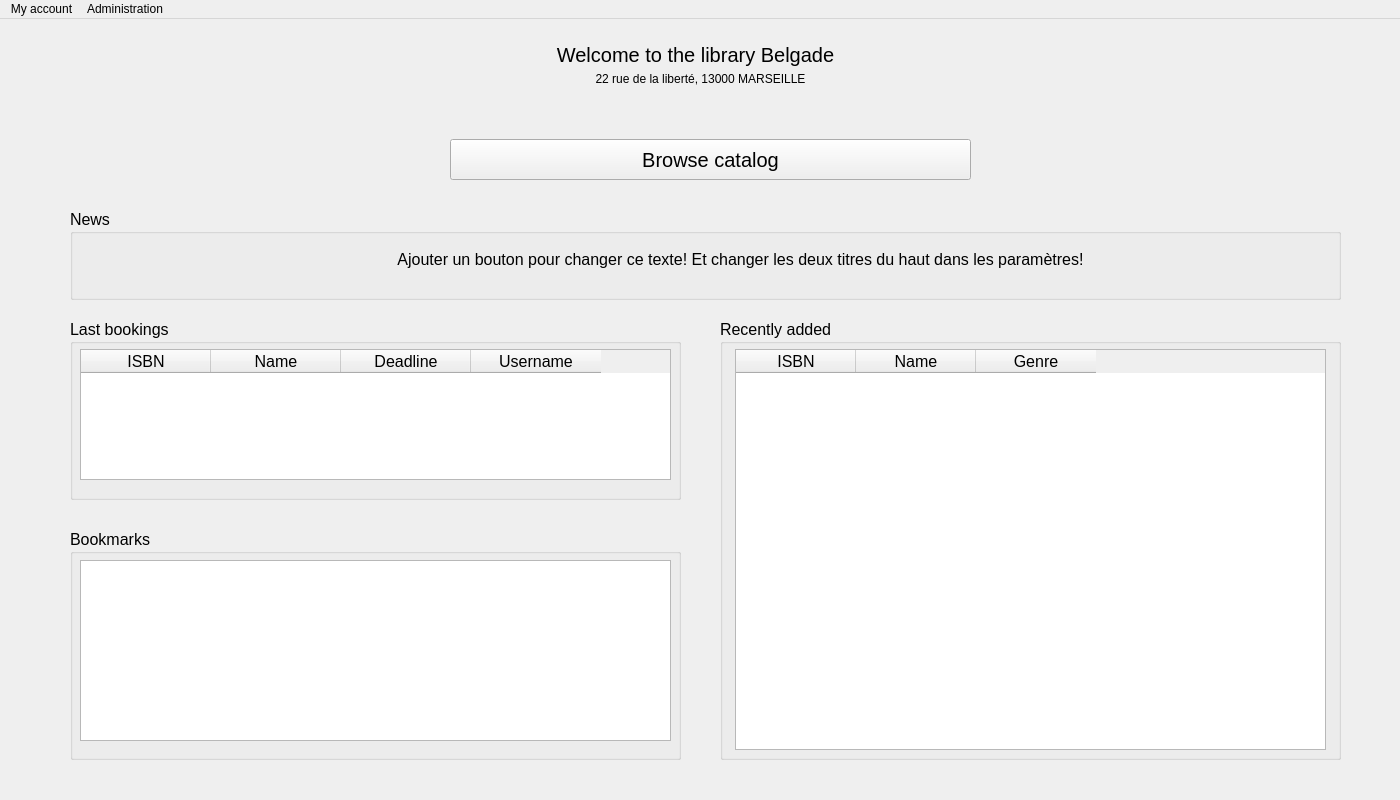
Above: source/glybook.ui from sophieham/Glybook before the change. Below: the same form after it.
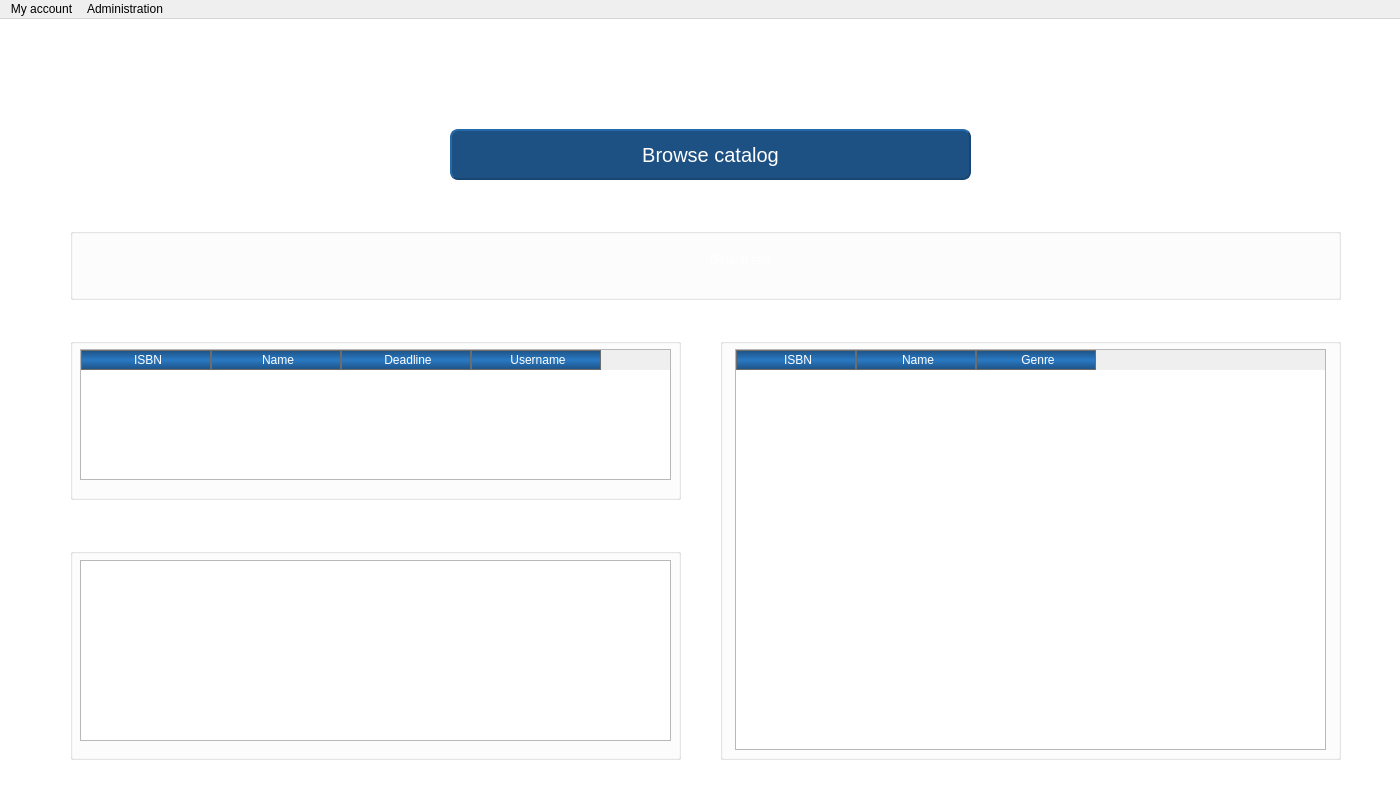
That is the form after the change. Icons and pictures are not drawn.

What changed in the file:
```diff
--- a/source/glybook.ui
+++ b/source/glybook.ui
@@ -20,6 +20,46 @@
    <iconset resource="resource.qrc">
     <normaloff>:/icons/icon_final.ico</normaloff>:/icons/icon_final.ico</iconset>
   </property>
+  <property name="styleSheet">
+   <string notr="true">QGroupBox::title{
+color:white;
+}
+
+QHeaderView::section {
+    background-color: qlineargradient(spread:reflect, x1:1, y1:0, x2:1, y2:1, stop:0 rgba(29, 81, 131, 255), stop:0.502183 rgba(42, 121, 195, 255), stop:1 rgba(29, 81, 131, 255));
+    color: white;
+    padding-left: 4px;
+    border: 1px solid #6c6c6c;
+}
+
+QHeaderView::section:checked
+{
+    font-weight:bold;
+}
+
+QTableWidget::item::selected{
+	background-color:blue;
+}
+
+QTableWidget::item:selected:active {
+    background: #e5f3ff;
+	color: black;
+}
+
+QTableWidget::item:hover {
+    background:  #e5f3ff;
+}
+
+/* style the sort indicator */
+QHeaderView::down-arrow {
+	image: url(:/icons/down-arrow.png);
+}
+
+QHeaderView::up-arrow {
+    image: url(:/icons/up-arrow.png);
+}
+</string>
+  </property>
   <widget class="QWidget" name="centralwidget">
    <widget class="QLabel" name="lbl_connected">
     <property name="geometry">
@@ -53,9 +93,9 @@
     <property name="geometry">
      <rect>
       <x>450</x>
-      <y>120</y>
+      <y>110</y>
       <width>521</width>
-      <height>41</height>
+      <height>51</height>
      </rect>
     </property>
     <property name="font">
@@ -63,6 +103,28 @@
       <pointsize>15</pointsize>
      </font>
     </property>
+    <property name="styleSheet">
+     <string notr="true">QPushButton#catalogButton {
+	color: white;
+	border-radius: 8px;
+	background-color: rgb(29, 81, 131);
+    border-style: outset;
+    border-width: 2px;
+    border-color:rgb(24, 70, 113);
+    padding: 6px;
+}
+QPushButton#catalogButton:pressed {
+    border-style: inset;
+}
+
+QPushButton#catalogButton:hover {
+	background-color: rgb(23, 66, 106);
+    color:white;
+    border-style: inset;
+}
+
+</string>
+    </property>
     <property name="text">
      <string>Browse catalog</string>
     </property>
@@ -76,8 +138,11 @@
       <height>20</height>
      </rect>
     </property>
+    <property name="styleSheet">
+     <string notr="true">color: white;</string>
+    </property>
     <property name="text">
-     <string>22 rue de la liberté, 13000 MARSEILLE</string>
+     <string>A default address</string>
     </property>
     <property name="alignment">
      <set>Qt::AlignCenter</set>
@@ -92,13 +157,20 @@
       <height>181</height>
      </rect>
     </property>
+    <property name="palette">
+     <palette>
+      <active/>
+      <inactive/>
+      <disabled/>
+     </palette>
+    </property>
     <property name="font">
      <font>
       <pointsize>12</pointsize>
      </font>
     </property>
     <property name="title">
-     <string>Last bookings</string>
+     <string>3 Last bookings</string>
     </property>
     <widget class="QTableWidget" name="bookingTable">
      <property name="geometry">
@@ -151,6 +223,13 @@
       <height>441</height>
      </rect>
     </property>
+    <property name="palette">
+     <palette>
+      <active/>
+      <inactive/>
+      <disabled/>
+     </palette>
+    </property>
     <property name="font">
      <font>
       <pointsize>12</pointsize>
@@ -179,6 +258,9 @@
      <attribute name="horizontalHeaderDefaultSectionSize">
       <number>120</number>
      </attribute>
+     <attribute name="horizontalHeaderShowSortIndicator" stdset="0">
+      <bool>false</bool>
+     </attribute>
      <attribute name="verticalHeaderStretchLastSection">
       <bool>true</bool>
      </attribute>
@@ -208,6 +290,13 @@
       <height>231</height>
      </rect>
     </property>
+    <property name="palette">
+     <palette>
+      <active/>
+      <inactive/>
+      <disabled/>
+     </palette>
+    </property>
     <property name="font">
      <font>
       <pointsize>12</pointsize>
@@ -249,8 +338,11 @@
       <pointsize>15</pointsize>
      </font>
     </property>
+    <property name="styleSheet">
+     <string notr="true">color: white;</string>
+    </property>
     <property name="text">
-     <string>Welcome to the library Belgade</string>
+     <string>Welcome to the default library</string>
     </property>
     <property name="alignment">
      <set>Qt::AlignCenter</set>
@@ -265,6 +357,13 @@
       <height>91</height>
      </rect>
     </property>
+    <property name="palette">
+     <palette>
+      <active/>
+      <inactive/>
+      <disabled/>
+     </palette>
+    </property>
     <property name="font">
      <font>
       <pointsize>12</pointsize>
@@ -282,8 +381,11 @@
        <height>81</height>
       </rect>
      </property>
+     <property name="styleSheet">
+      <string notr="true">color: white;</string>
+     </property>
      <property name="text">
-      <string>Ajouter un bouton pour changer ce texte! Et changer les deux titres du haut dans les paramètres!</string>
+      <string>Default text</string>
      </property>
      <property name="alignment">
       <set>Qt::AlignCenter</set>
@@ -293,6 +395,29 @@
      </property>
     </widget>
    </widget>
+   <widget class="QGraphicsView" name="graphicsView">
+    <property name="geometry">
+     <rect>
+      <x>-5</x>
+      <y>-9</y>
+      <width>1411</width>
+      <height>791</height>
+     </rect>
+    </property>
+    <property name="styleSheet">
+     <string notr="true">/*background-image: url(:/icons/background.png);*/
+background-image: url(:/icons/fond.jpg);</string>
+    </property>
+   </widget>
+   <zorder>graphicsView</zorder>
+   <zorder>lbl_connected</zorder>
+   <zorder>catalogButton</zorder>
+   <zorder>address</zorder>
+   <zorder>bookingsBox</zorder>
+   <zorder>recentBox</zorder>
+   <zorder>bookmarkBox</zorder>
+   <zorder>title</zorder>
+   <zorder>newsBox</zorder>
   </widget>
   <widget class="QMenuBar" name="menubar">
    <property name="geometry">
```
Left out of the diff: 18 changed lines with no effect on the pictures.
